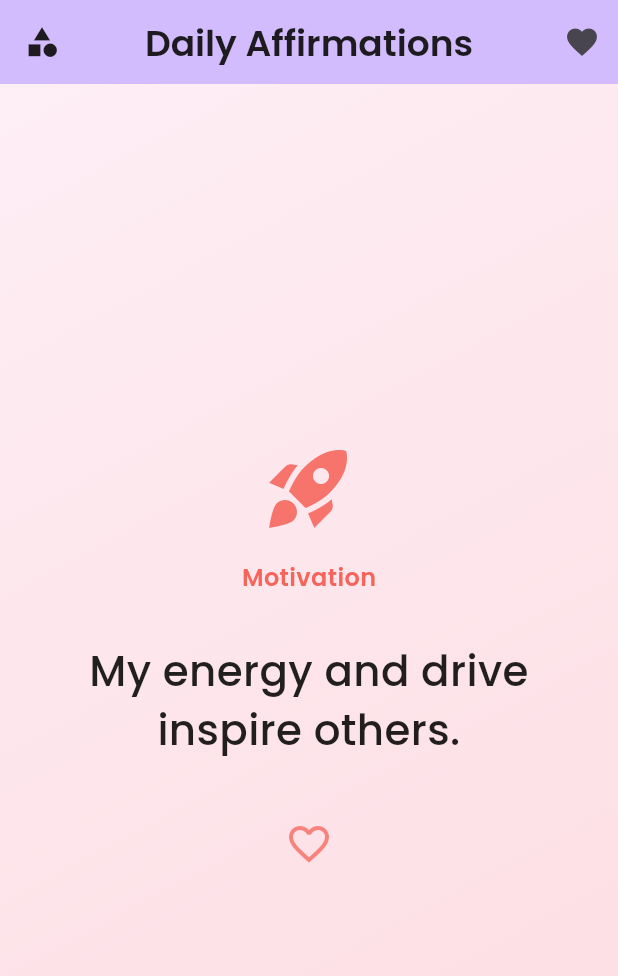
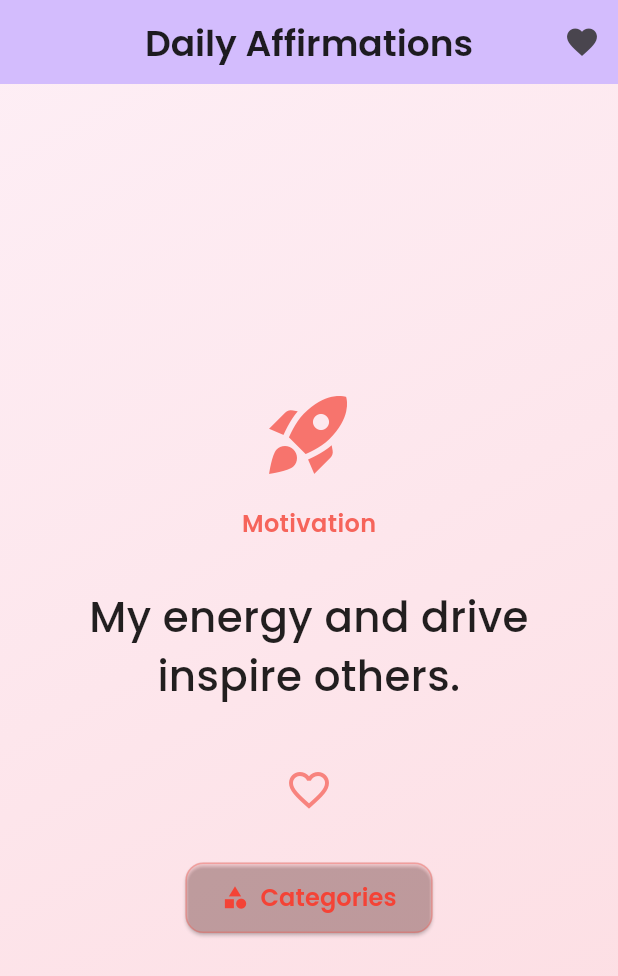
Before and after one commit to marksev/affirmation3, a Flutter app: the screen it shows after launch, on a phone screen of 412 x 824 dp. Shown: the top 976 px of the screen. Run offline on Flutter 3.47's test engine with Material 3 defaults, Android fonts, the phone set to English and light mode, and no system bars; our stand-ins replace google_fonts.

Commit message:
Move Category button from AppBar to below affirmation text
Co-authored-by: marksev <33703765+marksev@users.noreply.github.com>

```diff
--- a/lib/main.dart
+++ b/lib/main.dart
@@ -328,18 +328,6 @@ class _HomeScreenState extends State<HomeScreen> {
         ),
         centerTitle: true,
         backgroundColor: Theme.of(context).colorScheme.inversePrimary,
-        leading: IconButton(
-          onPressed: () {
-            Navigator.push(
-              context,
-              MaterialPageRoute(
-                builder: (context) => const CategoriesScreen(),
-              ),
-            );
-          },
-          icon: const Icon(Icons.category),
-          tooltip: 'Categories',
-        ),
         actions: [
           IconButton(
             onPressed: () {
@@ -425,6 +413,34 @@ class _HomeScreenState extends State<HomeScreen> {
                                 tooltip: isFavorite ? 'Remove from favorites' : 'Add to favorites',
                               );
                             },
+                          ),
+                          const SizedBox(height: 24),
+                          ElevatedButton.icon(
+                            onPressed: () {
+                              Navigator.push(
+                                context,
+                                MaterialPageRoute(
+                                  builder: (context) => const CategoriesScreen(),
+                                ),
+                              );
+                            },
+                            icon: const Icon(Icons.category),
+                            label: Text(
+                              'Categories',
+                              style: GoogleFonts.poppins(
+                                fontSize: 16,
+                                fontWeight: FontWeight.w600,
+                              ),
+                            ),
+                            style: ElevatedButton.styleFrom(
+                              backgroundColor: category.color.withOpacity(0.1),
+                              foregroundColor: category.color,
+                              padding: const EdgeInsets.symmetric(horizontal: 24, vertical: 12),
+                              shape: RoundedRectangleBorder(
+                                borderRadius: BorderRadius.circular(12),
+                                side: BorderSide(color: category.color.withOpacity(0.3)),
+                              ),
+                            ),
                           ),
                         ],
                       ),
```
